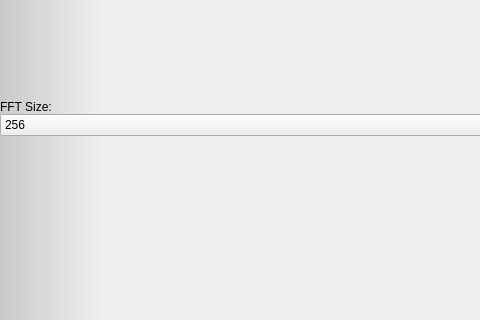
analogdevicesinc/scopy, file ui/oscilloscope.ui: the form before one commit; both pictures show x 0 to 480 and y 0 to 320 of the 1017 by 654 pixel window.
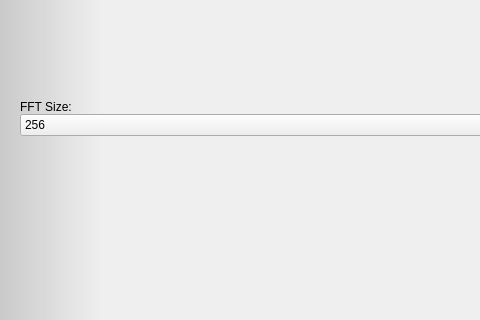
The form after the commit. Icons and pictures are not drawn. Custom widgets are drawn as their Qt base class.

Commit message: Oscilloscope: Fix the FFT plot.

```diff
--- a/ui/oscilloscope.ui
+++ b/ui/oscilloscope.ui
@@ -354,7 +354,7 @@
               <widget class="QWidget" name="container_fft_plot" native="true">
                <layout class="QGridLayout" name="gridLayoutFFT">
                 <property name="leftMargin">
-                 <number>0</number>
+                 <number>20</number>
                 </property>
                 <property name="topMargin">
                  <number>0</number>
@@ -366,13 +366,16 @@
                  <number>0</number>
                 </property>
                 <property name="horizontalSpacing">
-                 <number>10</number>
+                 <number>2</number>
                 </property>
                 <property name="verticalSpacing">
                  <number>0</number>
                 </property>
                 <item row="0" column="1">
                  <layout class="QVBoxLayout" name="vlayout_fft_size">
+                  <property name="spacing">
+                   <number>0</number>
+                  </property>
                   <property name="rightMargin">
                    <number>10</number>
                   </property>
```
Left out of the diff: 6 changed lines with no effect on the pictures. The commit also changes 2 other files.
